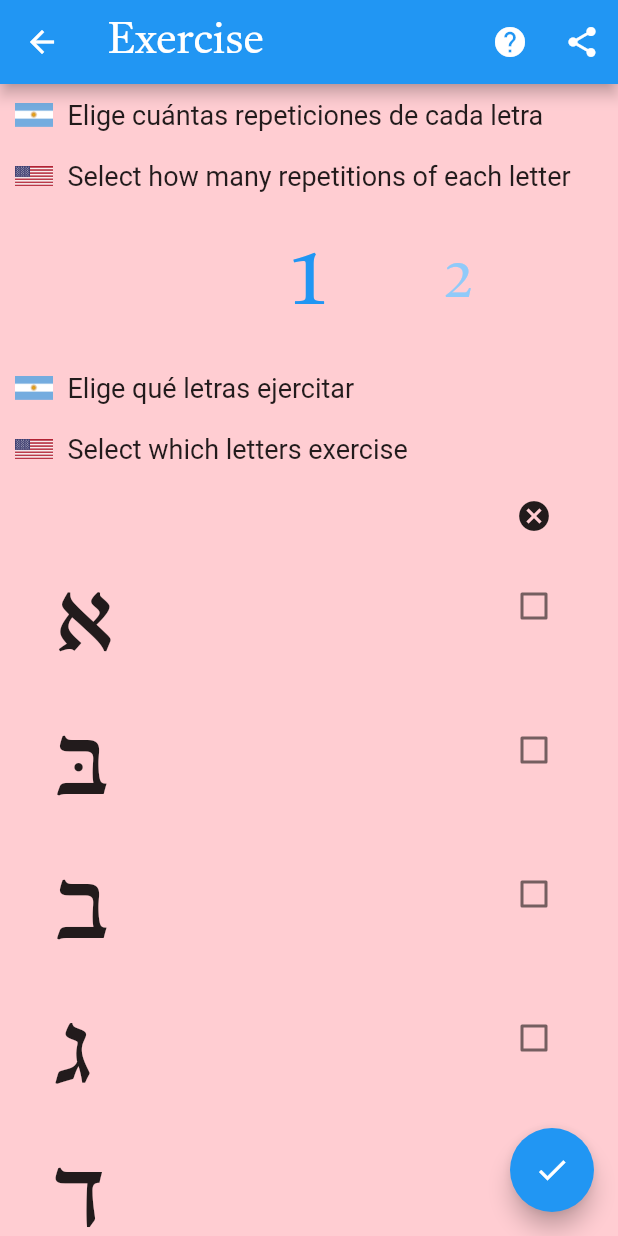
After one commit to tuvia/komatzalef, a Flutter app: the WidgetExerciseLetters screen opened directly, on a phone screen of 412 x 824 dp. The commit adds this screen. Run offline on Flutter 3.47's test engine with Material 2 defaults, Android fonts, the phone set to English and light mode, and no system bars; drawn by our look-alikes of numberpicker; our stand-ins replace just_audio, share; missing offline and left inert: blinking_text.

Commit message:
Adding letter exercises

```diff
--- /dev/null
+++ b/lib/exer_letters.dart
@@ -0,0 +1,141 @@
+import 'package:flutter/cupertino.dart';
+import 'package:flutter/material.dart';
+import 'package:komatzalef/letters.dart';
+import 'package:numberpicker/numberpicker.dart';
+import 'package:provider/provider.dart';
+
+import 'globals.dart';
+
+
+
+
+class WidgetExerciseLetters extends StatefulWidget {
+  const WidgetExerciseLetters({Key? key, required this.title}) : super(key: key);
+
+  final String title;
+
+  @override
+  State<WidgetExerciseLetters> createState() => _WidgetExerciseLettersState();
+}
+
+class _WidgetExerciseLettersState extends State<WidgetExerciseLetters> {
+
+  int repetition = 1;
+
+
+  @override
+  Widget build(BuildContext context) {
+
+    return Scaffold(
+        backgroundColor: globalColor,
+        appBar: buildAppBar(context, widget.title),
+        body: Consumer<OisProvider>(builder: (context, oisProvider, child) {
+          List _list = oisProvider.get();
+
+          List<Widget> wl = [];
+
+          wl.add(
+              buildDescriptions(
+                  english: 'Select how many repetitions of each letter',
+                  spanish: 'Elige cuántas repeticiones de cada letra')
+          );
+
+          wl.add(const SizedBox(height: 5,));
+
+          wl.add(NumberPicker(
+            textStyle: TextStyle(
+              fontFamily: globalFontFamily,
+              fontSize: 40,
+              color: Colors.blue.shade200
+            ),
+            selectedTextStyle: const TextStyle(
+              fontFamily: globalFontFamily,
+              fontSize: 60,
+              color: Colors.blue
+            ),
+            itemHeight: 100,
+            axis: Axis.horizontal,
+            value: repetition,
+            minValue: 1,
+            maxValue: 15,
+            onChanged: (value) => setState(() => repetition = value),
+          ));
+
+          wl.add(const SizedBox(height: 10,));
+
+          wl.add(
+              buildDescriptions(
+                  english: 'Select which letters exercise',
+                  spanish: 'Elige qué letras ejercitar')
+          );
+
+          wl.add(const SizedBox(height: 10,));
+
+          wl.add(Padding(
+            padding: const EdgeInsets.only(right: 32),
+            child: Align(
+              alignment: Alignment.centerRight,
+              child: IconButton(
+                icon: const Icon(Icons.cancel),
+                onPressed: () {
+                  oisProvider.unselectAll();
+                },
+              ),
+            ),
+          ));
+
+          wl.add(const SizedBox(height: 5,));
+
+          for (int i = 0; i < _list.length; i++) {
+            wl.add(Padding(
+              padding: const EdgeInsets.only(left: 20, right: 20),
+              child: CheckboxListTile(
+                title: Text(_list[i].ois,
+                    style: const TextStyle(
+                      fontFamily: globalFontFamily,
+                      fontSize: globalFontSize,
+                    )),
+
+                value: oisProvider.isSelected(_list[i]),
+                onChanged: (value) {
+                  value as bool ? oisProvider.select(_list[i]) : oisProvider.unselect(_list[i]);
+                },
+              ),
+            ));
+          }
+
+          return SingleChildScrollView(
+            child: Wrap(
+              crossAxisAlignment: WrapCrossAlignment.center,
+              runAlignment: WrapAlignment.center,
+              textDirection: TextDirection.rtl,
+              alignment: WrapAlignment.center,
+              children: wl,
+            ),
+          );
+        }),
+      floatingActionButton:
+        FloatingActionButton(
+          child: const Icon(Icons.check),
+          onPressed: () {
+            if (Provider.of<OisProvider>(context, listen: false).getSelectedCount() > 0) {
+              Navigator.push(
+                  context,
+                  MaterialPageRoute(
+                      builder: (context) =>
+                      WidgetLetters(
+                        title: "Some Letters",
+                        type: LetterType.someLetters,
+                        repetition: repetition,
+                      )));
+              }
+            },
+        ),
+    );
+
+    // show a list of letters to select which letters use in the exercise
+
+  }
+
+
+}
--- a/lib/globals.dart
+++ b/lib/globals.dart
@@ -153,7 +153,10 @@ Widget buildDescriptions({required String english, required String spanish}) {
         ],
       )));
 
-  return Column(children: wl);
+  return Column(
+      mainAxisAlignment: MainAxisAlignment.center,
+      crossAxisAlignment: CrossAxisAlignment.center,
+      children: wl);
 }
 
 
--- a/pubspec.yaml
+++ b/pubspec.yaml
@@ -34,6 +34,7 @@ dependencies:
   blinking_text: any
   just_audio: any
   provider: any
+  numberpicker: any
 
   # The following adds the Cupertino Icons font to your application.
   # Use with the CupertinoIcons class for iOS style icons.
```
Also changed, not shown: lib/letters.dart (+106 -23 lines), lib/main.dart (+11 -1 lines), pubspec.lock, 1 other file.
